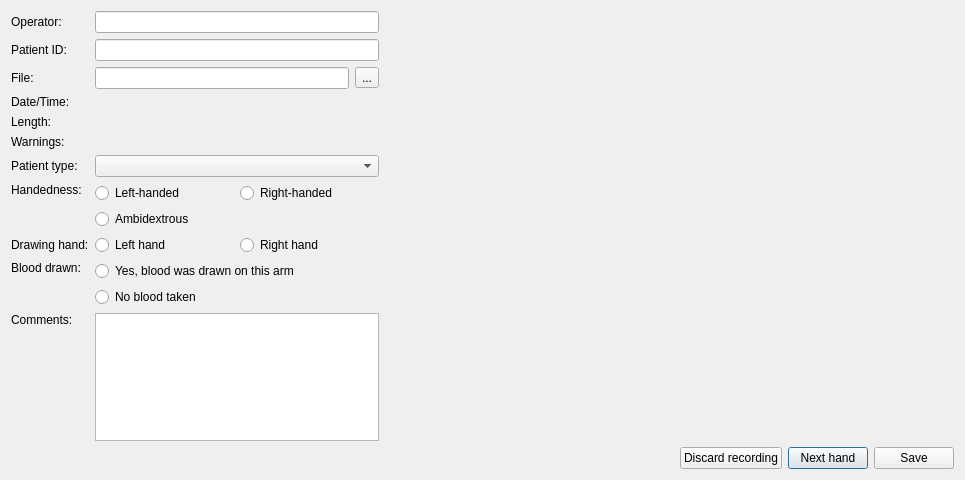
Above: ui/endrecording.ui from EuracBiomedicalResearch/DigitalSpiralography before the change. Below: the same form after it.
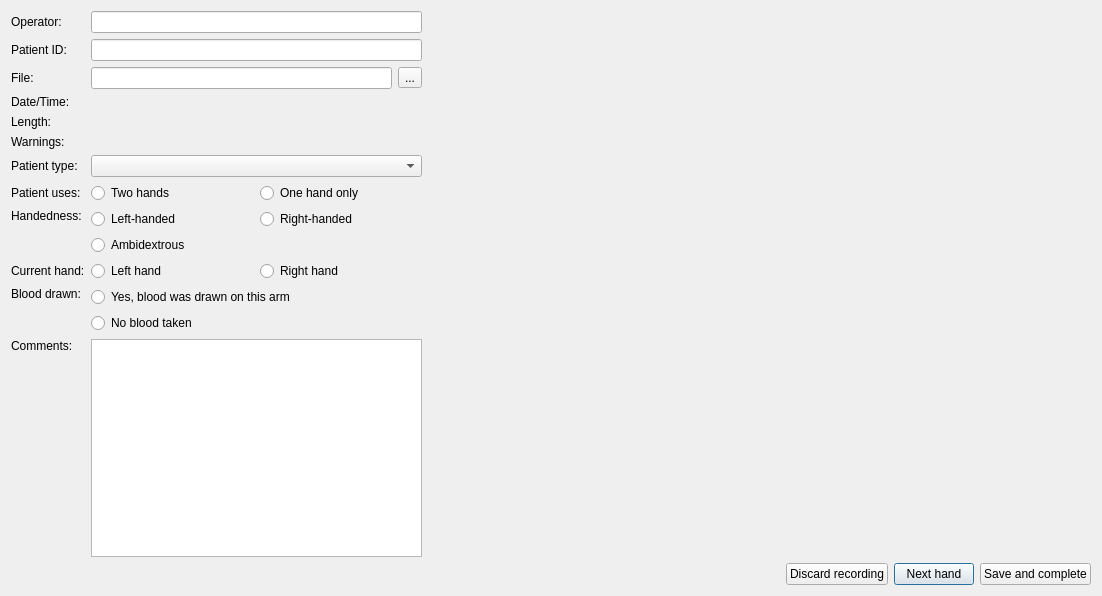
That is the form after the change.

What changed in the file:
```diff
--- a/ui/endrecording.ui
+++ b/ui/endrecording.ui
@@ -6,14 +6,14 @@
    <rect>
     <x>0</x>
     <y>0</y>
-    <width>965</width>
-    <height>480</height>
+    <width>1102</width>
+    <height>596</height>
    </rect>
   </property>
   <property name="minimumSize">
    <size>
-    <width>965</width>
-    <height>480</height>
+    <width>1102</width>
+    <height>596</height>
    </size>
   </property>
   <property name="windowTitle">
@@ -33,6 +33,22 @@
      </property>
     </widget>
    </item>
+   <item row="0" column="1">
+    <widget class="QLineEdit" name="operator_id"/>
+   </item>
+   <item row="1" column="0">
+    <widget class="QLabel" name="label">
+     <property name="text">
+      <string>Patient ID:</string>
+     </property>
+     <property name="buddy">
+      <cstring>patient_id</cstring>
+     </property>
+    </widget>
+   </item>
+   <item row="1" column="1">
+    <widget class="QLineEdit" name="patient_id"/>
+   </item>
    <item row="2" column="0">
     <widget class="QLabel" name="fileLabel">
      <property name="text">
@@ -64,18 +80,39 @@
      </property>
     </widget>
    </item>
-   <item row="1" column="0">
-    <widget class="QLabel" name="label">
+   <item row="3" column="1">
+    <widget class="QLabel" name="date_time">
      <property name="text">
-      <string>Patient ID:</string>
+      <string/>
      </property>
-     <property name="buddy">
-      <cstring>patient_id</cstring>
+     <property name="textInteractionFlags">
+      <set>Qt::LinksAccessibleByMouse|Qt::TextSelectableByMouse</set>
      </property>
     </widget>
    </item>
-   <item row="1" column="1">
-    <widget class="QLineEdit" name="patient_id"/>
+   <item row="4" column="0">
+    <widget class="QLabel" name="label_4">
+     <property name="text">
+      <string>Length:</string>
+     </property>
+    </widget>
+   </item>
+   <item row="4" column="1">
+    <widget class="QLabel" name="length">
+     <property name="text">
+      <string/>
+     </property>
+     <property name="textInteractionFlags">
+      <set>Qt::LinksAccessibleByMouse|Qt::TextSelectableByMouse</set>
+     </property>
+    </widget>
+   </item>
+   <item row="5" column="0">
+    <widget class="QLabel" name="label_9">
+     <property name="text">
+      <string>Warnings:</string>
+     </property>
+    </widget>
    </item>
    <item row="5" column="1">
     <widget class="QLabel" name="warnings">
@@ -106,20 +143,54 @@
    <item row="6" column="1">
     <widget class="QComboBox" name="pat_type"/>
    </item>
-   <item row="10" column="1">
-    <widget class="QPlainTextEdit" name="comments">
-     <property name="sizePolicy">
-      <sizepolicy hsizetype="Expanding" vsizetype="Expanding">
-       <horstretch>1</horstretch>
-       <verstretch>0</verstretch>
-      </sizepolicy>
+   <item row="7" column="0">
+    <widget class="QLabel" name="label_11">
+     <property name="text">
+      <string>Patient uses:</string>
      </property>
-     <property name="plainText">
-      <string/>
+     <property name="buddy">
+      <cstring>hand_cnt_2</cstring>
      </property>
     </widget>
    </item>
    <item row="7" column="1">
+    <layout class="QHBoxLayout" name="horizontalLayout_5">
+     <item>
+      <widget class="QRadioButton" name="hand_cnt_2">
+       <property name="text">
+        <string>Two hands</string>
+       </property>
+       <attribute name="buttonGroup">
+        <string notr="true">hand_cnt_grp</string>
+       </attribute>
+      </widget>
+     </item>
+     <item>
+      <widget class="QRadioButton" name="hand_cnt_1">
+       <property name="text">
+        <string>One hand only</string>
+       </property>
+       <attribute name="buttonGroup">
+        <string notr="true">hand_cnt_grp</string>
+       </attribute>
+      </widget>
+     </item>
+    </layout>
+   </item>
+   <item row="8" column="0">
+    <widget class="QLabel" name="label_7">
+     <property name="text">
+      <string>Handedness:</string>
+     </property>
+     <property name="alignment">
+      <set>Qt::AlignLeading|Qt::AlignLeft|Qt::AlignTop</set>
+     </property>
+     <property name="buddy">
+      <cstring>handedness_left</cstring>
+     </property>
+    </widget>
+   </item>
+   <item row="8" column="1">
     <layout class="QGridLayout" name="gridLayout">
      <item row="0" column="0">
       <widget class="QRadioButton" name="handedness_left">
@@ -153,17 +224,17 @@
      </item>
     </layout>
    </item>
-   <item row="8" column="0">
+   <item row="9" column="0">
     <widget class="QLabel" name="label_6">
      <property name="text">
-      <string>Drawing hand:</string>
+      <string>Current hand:</string>
      </property>
      <property name="buddy">
       <cstring>hand_left</cstring>
      </property>
     </widget>
    </item>
-   <item row="8" column="1">
+   <item row="9" column="1">
     <layout class="QHBoxLayout" name="horizontalLayout_4">
      <item>
       <widget class="QRadioButton" name="hand_left">
@@ -187,41 +258,7 @@
      </item>
     </layout>
    </item>
-   <item row="3" column="1">
-    <widget class="QLabel" name="date_time">
-     <property name="text">
-      <string/>
-     </property>
-     <property name="textInteractionFlags">
-      <set>Qt::LinksAccessibleByMouse|Qt::TextSelectableByMouse</set>
-     </property>
-    </widget>
-   </item>
-   <item row="4" column="0">
-    <widget class="QLabel" name="label_4">
-     <property name="text">
-      <string>Length:</string>
-     </property>
-    </widget>
-   </item>
-   <item row="4" column="1">
-    <widget class="QLabel" name="length">
-     <property name="text">
-      <string/>
-     </property>
-     <property name="textInteractionFlags">
-      <set>Qt::LinksAccessibleByMouse|Qt::TextSelectableByMouse</set>
-     </property>
-    </widget>
-   </item>
-   <item row="5" column="0">
-    <widget class="QLabel" name="label_9">
-     <property name="text">
-      <string>Warnings:</string>
-     </property>
-    </widget>
-   </item>
-   <item row="9" column="0">
+   <item row="10" column="0">
     <widget class="QLabel" name="label_10">
      <property name="text">
       <string>Blood drawn:</string>
@@ -234,7 +271,7 @@
      </property>
     </widget>
    </item>
-   <item row="9" column="1">
+   <item row="10" column="1">
     <layout class="QVBoxLayout" name="verticalLayout_2">
      <item>
       <widget class="QRadioButton" name="blood_drawn">
@@ -258,7 +295,7 @@
      </item>
     </layout>
    </item>
-   <item row="10" column="0">
+   <item row="11" column="0">
     <widget class="QLabel" name="label_2">
      <property name="text">
       <string>Comments:</string>
@@ -271,48 +308,20 @@
      </property>
     </widget>
    </item>
-   <item row="0" column="1">
-    <widget class="QLineEdit" name="operator_id"/>
-   </item>
-   <item row="0" column="2" rowspan="11">
-    <widget class="QLabel" name="preview">
+   <item row="11" column="1">
+    <widget class="QPlainTextEdit" name="comments">
      <property name="sizePolicy">
       <sizepolicy hsizetype="Expanding" vsizetype="Expanding">
-       <horstretch>2</horstretch>
+       <horstretch>1</horstretch>
        <verstretch>0</verstretch>
       </sizepolicy>
      </property>
-     <property name="minimumSize">
-      <size>
-       <width>437</width>
-       <height>357</height>
-      </size>
+     <property name="plainText">
+      <string/>
      </property>
-     <property name="autoFillBackground">
-      <bool>true</bool>
-     </property>
-     <property name="alignment">
-      <set>Qt::AlignCenter</set>
-     </property>
-     <property name="margin">
-      <number>9</number>
-     </property>
     </widget>
    </item>
-   <item row="7" column="0">
-    <widget class="QLabel" name="label_7">
-     <property name="text">
-      <string>Handedness:</string>
-     </property>
-     <property name="alignment">
-      <set>Qt::AlignLeading|Qt::AlignLeft|Qt::AlignTop</set>
-     </property>
-     <property name="buddy">
-      <cstring>handedness_left</cstring>
-     </property>
-    </widget>
-   </item>
-   <item row="11" column="0" colspan="3">
+   <item row="12" column="0" colspan="3">
     <layout class="QHBoxLayout" name="horizontalLayout">
      <item>
       <spacer name="horizontalSpacer">
@@ -347,7 +356,7 @@
      <item>
       <widget class="QPushButton" name="pushButton_2">
        <property name="text">
-        <string>Save</string>
+        <string>Save and complete</string>
        </property>
        <property name="autoDefault">
         <bool>false</bool>
@@ -359,6 +368,31 @@
      </item>
     </layout>
    </item>
+   <item row="0" column="2" rowspan="12">
+    <widget class="QLabel" name="preview">
+     <property name="sizePolicy">
+      <sizepolicy hsizetype="Expanding" vsizetype="Expanding">
+       <horstretch>2</horstretch>
+       <verstretch>0</verstretch>
+      </sizepolicy>
+     </property>
+     <property name="minimumSize">
+      <size>
+       <width>437</width>
+       <height>357</height>
+      </size>
+     </property>
+     <property name="autoFillBackground">
+      <bool>true</bool>
+     </property>
+     <property name="alignment">
+      <set>Qt::AlignCenter</set>
+     </property>
+     <property name="margin">
+      <number>9</number>
+     </property>
+    </widget>
+   </item>
   </layout>
   <zorder>fileLabel</zorder>
   <zorder>length</zorder>
@@ -379,6 +413,7 @@
   <zorder>operator_id</zorder>
   <zorder>label_8</zorder>
   <zorder>label_10</zorder>
+  <zorder>label_11</zorder>
  </widget>
  <tabstops>
   <tabstop>operator_id</tabstop>
```
Left out of the diff: 12 changed lines with no effect on the pictures.
